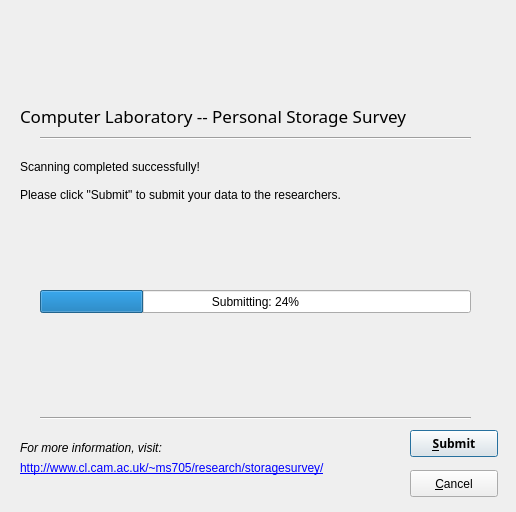
Above: src/gui/finished.ui from ms705/storagestudy before the change. Below: the same form after it.
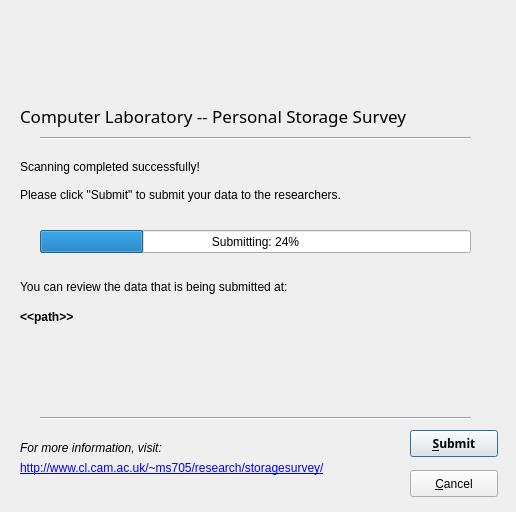
That is the form after the change. Icons and pictures are not drawn.

Commit message: parametrised submission URL, added temp file name to finishing screen

Diff of the .ui file:
```diff
--- a/src/gui/finished.ui
+++ b/src/gui/finished.ui
@@ -202,7 +202,7 @@
    <property name="geometry">
     <rect>
      <x>40</x>
-     <y>290</y>
+     <y>230</y>
      <width>431</width>
      <height>23</height>
     </rect>
@@ -217,6 +217,48 @@
     <string>Submitting: %p%</string>
    </property>
   </widget>
+  <widget class="QLabel" name="reviewLabelText">
+   <property name="geometry">
+    <rect>
+     <x>20</x>
+     <y>280</y>
+     <width>481</width>
+     <height>31</height>
+    </rect>
+   </property>
+   <property name="text">
+    <string>You can review the data that is being submitted at: </string>
+   </property>
+   <property name="alignment">
+    <set>Qt::AlignLeading|Qt::AlignLeft|Qt::AlignTop</set>
+   </property>
+   <property name="wordWrap">
+    <bool>true</bool>
+   </property>
+  </widget>
+  <widget class="QLabel" name="reviewPathLabel">
+   <property name="geometry">
+    <rect>
+     <x>20</x>
+     <y>310</y>
+     <width>481</width>
+     <height>31</height>
+    </rect>
+   </property>
+   <property name="text">
+    <string>&lt;!DOCTYPE HTML PUBLIC &quot;-//W3C//DTD HTML 4.0//EN&quot; &quot;http://www.w3.org/TR/REC-html40/strict.dtd&quot;&gt;
+&lt;html&gt;&lt;head&gt;&lt;meta name=&quot;qrichtext&quot; content=&quot;1&quot; /&gt;&lt;style type=&quot;text/css&quot;&gt;
+p, li { white-space: pre-wrap; }
+&lt;/style&gt;&lt;/head&gt;&lt;body style=&quot; font-family:'Sans'; font-size:9pt; font-weight:400; font-style:normal;&quot;&gt;
+&lt;p style=&quot; margin-top:0px; margin-bottom:0px; margin-left:0px; margin-right:0px; -qt-block-indent:0; text-indent:0px;&quot;&gt;&lt;span style=&quot; font-weight:600;&quot;&gt;&amp;lt;&amp;lt;path&amp;gt;&amp;gt;&lt;/span&gt;&lt;/p&gt;&lt;/body&gt;&lt;/html&gt;</string>
+   </property>
+   <property name="alignment">
+    <set>Qt::AlignLeading|Qt::AlignLeft|Qt::AlignTop</set>
+   </property>
+   <property name="wordWrap">
+    <bool>true</bool>
+   </property>
+  </widget>
  </widget>
  <resources>
   <include location="../../../../../../../auto/homes/ms705/scratch/survey/HomeDirSurvey/res/qtresources.qrc"/>
```
The commit also changes 3 other files.
